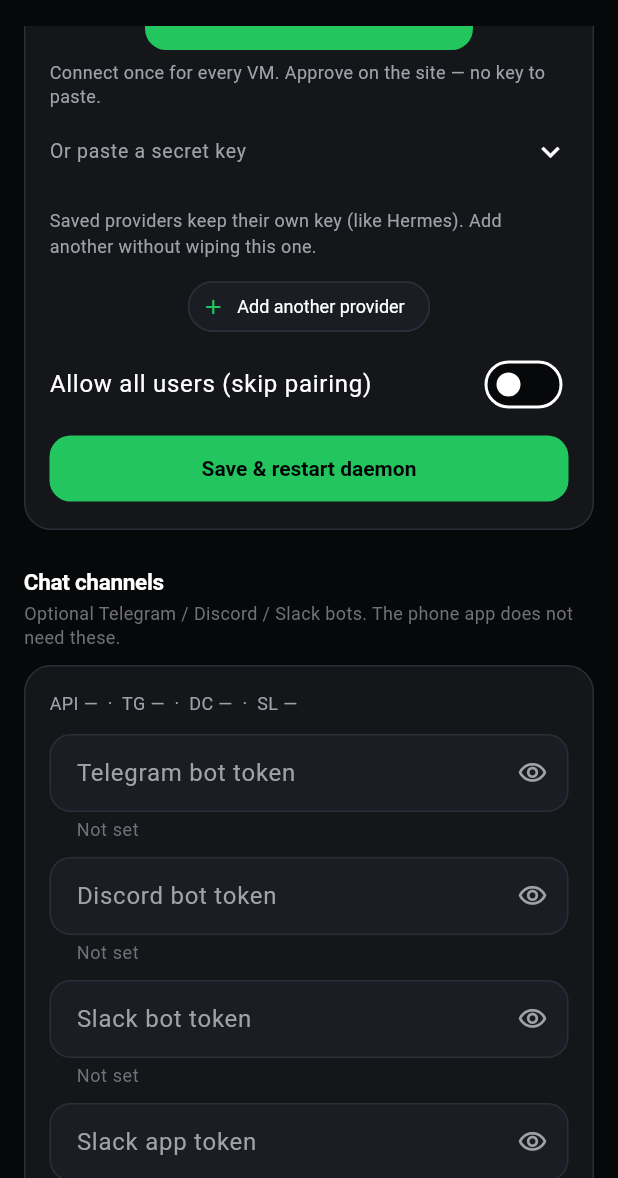
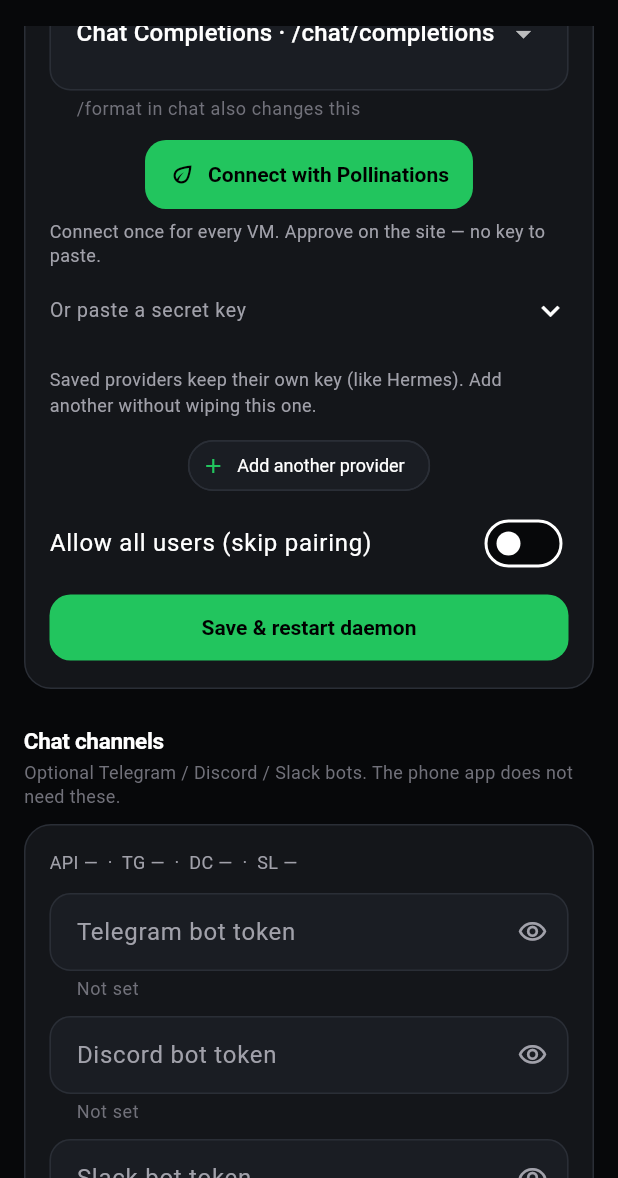
Before and after one commit to supercharge-cli/cloud-infra, a Flutter app: the InstanceSettingsScreen screen opened directly with empty values, scrolled down 576 dp, after a tap on "Save & restart daemon", on a phone screen of 412 x 824 dp, the part 58-1236 px from its top. Run offline on Flutter 3.47's test engine with Material 3 defaults, Android fonts, the phone set to English and light mode, and no system bars; our stand-ins replace app_links, audioplayers, file_picker, flutter_highlight, flutter_local_notifications, flutter_markdown_plus and 7 more; missing offline and left inert: flutter_foreground_task, gal, pdfrx, razorpay_flutter; accounts and stored records are empty; network calls fail.

Commit message:
fix(chat): align cloud provider formats and E2B update feed

```diff
--- a/apps/mobile/lib/api/providers.dart
+++ b/apps/mobile/lib/api/providers.dart
@@ -53,6 +53,37 @@ bool providerNeedsBaseUrl(String provider, String currentUrl) {
 }
 
 String stockBaseUrl(String provider) => lookupProviderDefault(provider)?.baseUrl ?? '';
+
+const apiWireFormats = <String, String>{
+  'chat_completions': 'Chat Completions · /chat/completions',
+  'messages': 'Messages · /messages',
+  'responses': 'Responses · /responses',
+};
+
+String parseApiWireFormat(String? raw) {
+  final v = (raw ?? '').trim().toLowerCase().replaceAll('-', '_');
+  if (v == 'messages' || v == 'anthropic' || v == 'anthropic_messages') {
+    return 'messages';
+  }
+  if (v == 'responses' || v == 'response') return 'responses';
+  if (v == 'chat_completions' ||
+      v == 'chat_completion' ||
+      v == 'chatcompletions' ||
+      v == 'openai' ||
+      v == 'openai_compatible') {
+    return 'chat_completions';
+  }
+  return '';
+}
+
+String defaultApiWireFormat(String provider) {
+  return provider.trim().toLowerCase() == 'anthropic' ? 'messages' : 'chat_completions';
+}
+
+String normalizeApiWireFormat(String? raw, [String provider = '']) {
+  final parsed = parseApiWireFormat(raw);
+  return parsed.isEmpty ? defaultApiWireFormat(provider) : parsed;
+}
 
 /// Curated picker lists (mirrors xibecode-core CURATED_PROVIDER_MODELS).
 const providerModels = <String, List<String>>{
--- a/apps/mobile/lib/chat/notifications.dart
+++ b/apps/mobile/lib/chat/notifications.dart
@@ -305,11 +305,12 @@ class TaskNotifications {
     required String name,
     required String current,
     required String latest,
+    String product = 'CLI',
   }) async {
     await init();
     await _plugin.show(
       id: cliUpdateId,
-      title: 'XibeCode $latest is out',
+      title: '$product $latest is out',
       body: '$name is on ${current.isEmpty ? 'an older CLI' : current}. Tap to open chat and update.',
       notificationDetails: const NotificationDetails(
         android: AndroidNotificationDetails(
--- a/apps/mobile/lib/screens/instance_settings.dart
+++ b/apps/mobile/lib/screens/instance_settings.dart
@@ -66,6 +66,7 @@ class _InstanceSettingsScreenState extends State<InstanceSettingsScreen> {
   bool byopReady = false;
   bool byopConnected = false;
   bool pastePollinationsKey = false;
+  String apiFormat = 'chat_completions';
   String? runtimeMismatchMessage;
   final history = <ExecResult>[];
 
@@ -132,6 +133,7 @@ class _InstanceSettingsScreenState extends State<InstanceSettingsScreen> {
           ? stockBaseUrl(provider.text)
           : baseUrl.text.trim()),
       'apiKey': apiKey.text.trim(),
+      'format': apiFormat,
     };
   }
 
@@ -183,6 +185,7 @@ class _InstanceSettingsScreenState extends State<InstanceSettingsScreen> {
   void _onProviderPicked(String v) {
     setState(() {
       provider.text = v;
+      apiFormat = defaultApiWireFormat(v);
       if (v.trim().toLowerCase() == 'custom') {
         final known = providerDefaults.values.any((d) => urlsMatch(baseUrl.text, d.baseUrl));
         if (known) baseUrl.clear();
@@ -229,6 +232,7 @@ class _InstanceSettingsScreenState extends State<InstanceSettingsScreen> {
       model.text = slot['model'] ?? '';
       baseUrl.text = slot['baseUrl'] ?? '';
       if ((slot['apiKey'] ?? '').isNotEmpty) apiKey.text = slot['apiKey']!;
+      apiFormat = normalizeApiWireFormat(slot['format'], slot['provider'] ?? '');
       if (baseUrl.text.trim().isEmpty) _applyProviderDefaults(provider.text, fillModel: false);
       _swapModelList(provider.text, resetModel: model.text.trim().isEmpty);
     });
@@ -324,6 +328,7 @@ class _InstanceSettingsScreenState extends State<InstanceSettingsScreen> {
             'baseUrl': '${item['baseUrl'] ?? ''}',
             'apiKey': '${item['apiKey'] ?? ''}',
             'apiKeyHint': '${item['apiKeyHint'] ?? ''}',
+            'format': normalizeApiWireFormat('${item['format'] ?? ''}', '${item['provider'] ?? ''}'),
           });
         }
       }
@@ -332,6 +337,10 @@ class _InstanceSettingsScreenState extends State<InstanceSettingsScreen> {
       slackBot.text = _str(sandbox, stored, 'slackBotToken');
       slackApp.text = _str(sandbox, stored, 'slackAppToken');
       allowAll = sandbox['allowAllUsers'] == true || stored['allowAllUsers'] == true;
+      apiFormat = normalizeApiWireFormat(
+        _str(sandbox, stored, 'format'),
+        provider.text,
+      );
       await _fillFromCacheIfMissing();
       await _cacheSecrets();
       _swapModelList(provider.text, resetModel: false);
@@ -342,7 +351,7 @@ class _InstanceSettingsScreenState extends State<InstanceSettingsScreen> {
       unawaited(api.cliVersion(id).then((value) async {
         if (!mounted) return;
         setState(() => cli = value);
-        final info = CliVersion.fromJson(value);
+        final info = CliVersion.fromJson(value, runtime: inst?.runtime.apiValue);
         if (info.updateAvailable) {
           await CliUpdateOffer.notifyOnce(instanceId: id, name: inst?.name ?? 'workspace', info: info);
         }
@@ -385,9 +394,10 @@ class _InstanceSettingsScreenState extends State<InstanceSettingsScreen> {
       await api.saveConfig(id, {
         'provider': provider.text.trim(),
         'model': model.text.trim(),
-        'baseUrl': (baseUrl.text.trim().isEmpty
+        'format': apiFormat,
+        'baseUrl': (baseUrl.text.trim().isEmpty)
                 ? stockBaseUrl(provider.text)
-                : baseUrl.text.trim()),
+                : baseUrl.text.trim(),
         'savedProviders': _upsertLocal(savedProviders, _snapshotCurrent()),
         if (apiKey.text.trim().isNotEmpty) 'apiKey': apiKey.text.trim(),
         if (telegram.text.trim().isNotEmpty) 'telegramBotToken': telegram.text.trim(),
@@ -620,7 +630,7 @@ class _InstanceSettingsScreenState extends State<InstanceSettingsScreen> {
                     ClipRRect(
                       borderRadius: BorderRadius.circular(16),
                       child: CliUpdateNote(
-                        info: CliVersion.fromJson(cli),
+                        info: CliVersion.fromJson(cli, runtime: inst?.runtime.apiValue),
                         busy: overlay != null,
                         onUpdate: _updateCli,
                       ),
@@ -759,6 +769,31 @@ class _InstanceSettingsScreenState extends State<InstanceSettingsScreen> {
                               ),
                             );
                           },
+                        ),
+                        const SizedBox(height: 10),
+                        InputDecorator(
+                          decoration: const InputDecoration(
+                            labelText: 'API format',
+                            helperText: '/format in chat also changes this',
+                            helperMaxLines: 1,
+                          ),
+                          child: DropdownButtonHideUnderline(
+                            child: DropdownButton<String>(
+                              isExpanded: true,
+                              value: apiFormat,
+                              items: [
+                                for (final entry in apiWireFormats.entries)
+                                  DropdownMenuItem(
+                                    value: entry.key,
+                                    child: Text(entry.value, overflow: TextOverflow.ellipsis),
+                                  ),
+                              ],
+                              onChanged: (v) {
+                                if (v == null) return;
+                                setState(() => apiFormat = normalizeApiWireFormat(v, provider.text));
+                              },
+                            ),
+                          ),
                         ),
                         if (_showBaseUrl) ...[
                           const SizedBox(height: 10),
```
Also changed, not shown: apps/mobile/lib/chat/cli_update.dart (+41 -8 lines), apps/mobile/lib/chat/commands.dart (+22 -2 lines), apps/mobile/lib/screens/chat.dart (+23 -10 lines), apps/mobile/lib/screens/instances.dart (+16 -2 lines), 7 other files.
